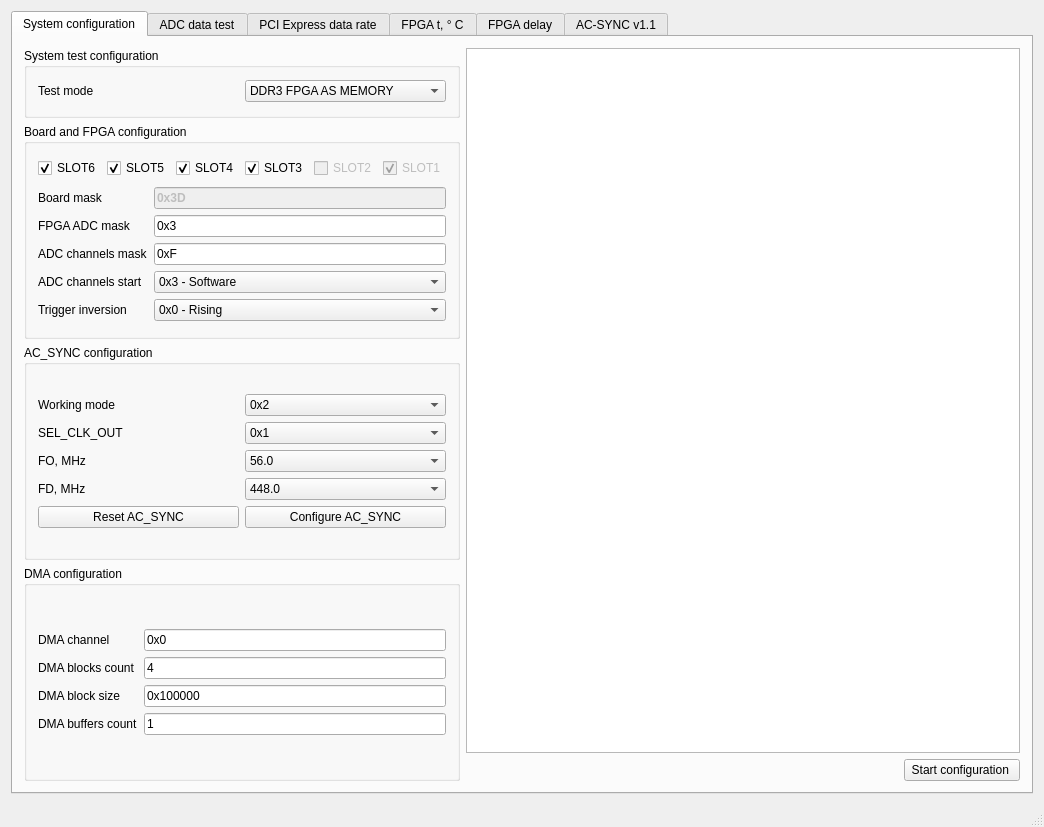
First picture: the form in gui/mainwindow.ui, repository karakozov/mainstream, before the edit.
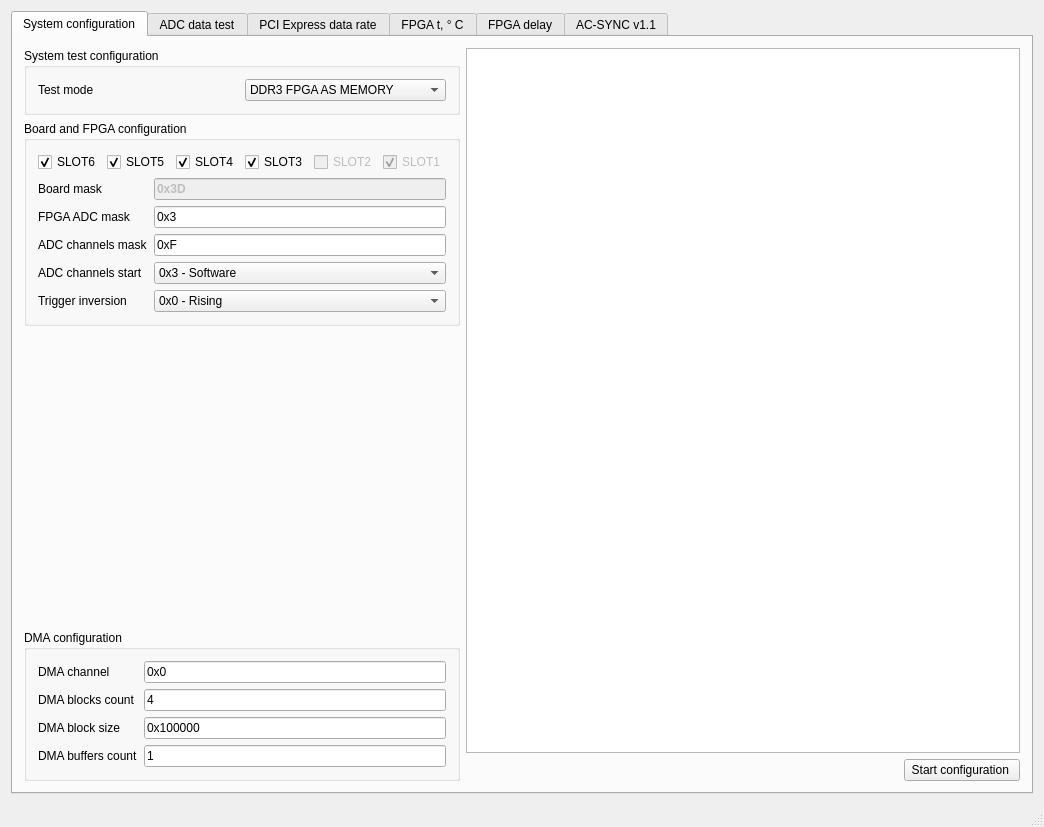
Second picture: the form after the edit.

Commit message: GUI: improve user interface.

Patch:
```diff
--- a/gui/mainwindow.ui
+++ b/gui/mainwindow.ui
@@ -267,170 +267,17 @@
            </widget>
           </item>
           <item>
-           <widget class="QGroupBox" name="groupBox_4">
-            <property name="title">
-             <string>AC_SYNC configuration</string>
+           <spacer name="verticalSpacer_6">
+            <property name="orientation">
+             <enum>Qt::Vertical</enum>
             </property>
-            <layout class="QGridLayout" name="gridLayout_8">
-             <item row="0" column="0">
-              <layout class="QGridLayout" name="gridLayout_9">
-               <item row="3" column="0">
-                <widget class="QLabel" name="label_5">
-                 <property name="text">
-                  <string>FD, MHz</string>
-                 </property>
-                </widget>
-               </item>
-               <item row="1" column="0">
-                <widget class="QLabel" name="label_12">
-                 <property name="text">
-                  <string>SEL_CLK_OUT</string>
-                 </property>
-                </widget>
-               </item>
-               <item row="0" column="0">
-                <widget class="QLabel" name="label_13">
-                 <property name="text">
-                  <string>Working mode</string>
-                 </property>
-                </widget>
-               </item>
-               <item row="1" column="1">
-                <widget class="QComboBox" name="cbSyncSelClkOut">
-                 <property name="currentIndex">
-                  <number>1</number>
-                 </property>
-                 <item>
-                  <property name="text">
-                   <string>0x0</string>
-                  </property>
-                 </item>
-                 <item>
-                  <property name="text">
-                   <string>0x1</string>
-                  </property>
-                 </item>
-                </widget>
-               </item>
-               <item row="0" column="1">
-                <widget class="QComboBox" name="cbSyncMode">
-                 <property name="currentIndex">
-                  <number>2</number>
-                 </property>
-                 <item>
-                  <property name="text">
-                   <string>0x0</string>
-                  </property>
-                 </item>
-                 <item>
-                  <property name="text">
-                   <string>0x1</string>
-                  </property>
-                 </item>
-                 <item>
-                  <property name="text">
-                   <string>0x2</string>
-                  </property>
-                 </item>
-                 <item>
-                  <property name="text">
-                   <string>0x3</string>
-                  </property>
-                 </item>
-                </widget>
-               </item>
-               <item row="5" column="1">
-                <widget class="QPushButton" name="pbSyncConfigure">
-                 <property name="text">
-                  <string>Configure AC_SYNC</string>
-                 </property>
-                </widget>
-               </item>
-               <item row="2" column="0">
-                <widget class="QLabel" name="label_6">
-                 <property name="text">
-                  <string>FO, MHz</string>
-                 </property>
-                </widget>
-               </item>
-               <item row="2" column="1">
-                <widget class="QComboBox" name="cbSyncFO">
-                 <property name="currentIndex">
-                  <number>1</number>
-                 </property>
-                 <item>
-                  <property name="text">
-                   <string>10.0</string>
-                  </property>
-                 </item>
-                 <item>
-                  <property name="text">
-                   <string>56.0</string>
-                  </property>
-                 </item>
-                 <item>
-                  <property name="text">
-                   <string>120.0</string>
-                  </property>
-                 </item>
-                 <item>
-                  <property name="text">
-                   <string>400.0</string>
-                  </property>
-                 </item>
-                 <item>
-                  <property name="text">
-                   <string>448.0</string>
-                  </property>
-                 </item>
-                 <item>
-                  <property name="text">
-                   <string>480.0</string>
-                  </property>
-                 </item>
-                </widget>
-               </item>
-               <item row="3" column="1">
-                <widget class="QComboBox" name="cbSyncFD">
-                 <property name="currentIndex">
-                  <number>1</number>
-                 </property>
-                 <item>
-                  <property name="text">
-                   <string>400.0</string>
-                  </property>
-                 </item>
-                 <item>
-                  <property name="text">
-                   <string>448.0</string>
-                  </property>
-                 </item>
-                 <item>
-                  <property name="text">
-                   <string>488.72</string>
-                  </property>
-                 </item>
-                 <item>
-                  <property name="text">
-                   <string>480</string>
-                  </property>
-                 </item>
-                </widget>
-               </item>
-               <item row="5" column="0">
-                <widget class="QPushButton" name="pbResetSync">
-                 <property name="text">
-                  <string>Reset AC_SYNC</string>
-                 </property>
-                 <property name="checkable">
-                  <bool>true</bool>
-                 </property>
-                </widget>
-               </item>
-              </layout>
-             </item>
-            </layout>
-           </widget>
+            <property name="sizeHint" stdset="0">
+             <size>
+              <width>20</width>
+              <height>40</height>
+             </size>
+            </property>
+           </spacer>
           </item>
           <item>
            <widget class="QGroupBox" name="groupBox">
@@ -1382,9 +1229,15 @@
        <attribute name="title">
         <string>AC-SYNC v1.1</string>
        </attribute>
-       <layout class="QGridLayout" name="gridLayout_25">
-        <item row="0" column="4">
-         <widget class="QGroupBox" name="groupBox_13">
+       <layout class="QGridLayout" name="gridLayout_8">
+        <item row="0" column="0">
+         <widget class="QGroupBox" name="groupBox_12">
+          <property name="maximumSize">
+           <size>
+            <width>16777215</width>
+            <height>324</height>
+           </size>
+          </property>
           <property name="title">
            <string>DIV01 &amp; DIV23</string>
           </property>
@@ -1931,6 +1784,45 @@
           </layout>
          </widget>
         </item>
+        <item row="2" column="2">
+         <spacer name="verticalSpacer_3">
+          <property name="orientation">
+           <enum>Qt::Vertical</enum>
+          </property>
+          <property name="sizeHint" stdset="0">
+           <size>
+            <width>20</width>
+            <height>40</height>
+           </size>
+          </property>
+         </spacer>
+        </item>
+        <item row="2" column="0">
+         <spacer name="verticalSpacer_2">
+          <property name="orientation">
+           <enum>Qt::Vertical</enum>
+          </property>
+          <property name="sizeHint" stdset="0">
+           <size>
+            <width>20</width>
+            <height>40</height>
+           </size>
+          </property>
+         </spacer>
+        </item>
+        <item row="2" column="4">
+         <spacer name="verticalSpacer_5">
+          <property name="orientation">
+           <enum>Qt::Vertical</enum>
+          </property>
+          <property name="sizeHint" stdset="0">
+           <size>
+            <width>20</width>
+            <height>40</height>
+           </size>
+          </property>
+         </spacer>
+        </item>
         <item row="1" column="0">
          <widget class="QPushButton" name="pbSyncv11Configure">
           <property name="text">
@@ -1938,8 +1830,31 @@
           </property>
          </widget>
         </item>
+        <item row="4" column="0">
+         <widget class="QPushButton" name="pbResetSync">
+          <property name="text">
+           <string>Reset AC_SYNC</string>
+          </property>
+          <property name="checkable">
+           <bool>true</bool>
+          </property>
+         </widget>
+        </item>
+        <item row="2" column="3">
+         <spacer name="verticalSpacer_4">
+          <property name="orientation">
+           <enum>Qt::Vertical</enum>
+          </property>
+          <property name="sizeHint" stdset="0">
+           <size>
+            <width>20</width>
+            <height>40</height>
+           </size>
+          </property>
+         </spacer>
+        </item>
         <item row="0" column="1">
-         <spacer name="horizontalSpacer_42">
+         <spacer name="horizontalSpacer_4">
           <property name="orientation">
            <enum>Qt::Horizontal</enum>
           </property>
```
Left out of the diff: 483 changed lines with no effect on the pictures. The commit also changes 2 other files.
